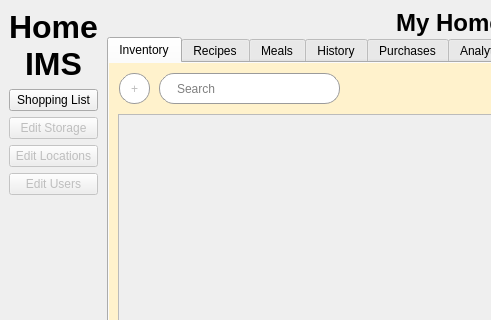
First picture: the form in home_ims/src/view/ui/main.ui, repository isaac-ucalgary/CPSC471_Fall2024_GroupProject, before the edit; both pictures show x 0 to 491 and y 0 to 320 of the 873 by 761 pixel window.
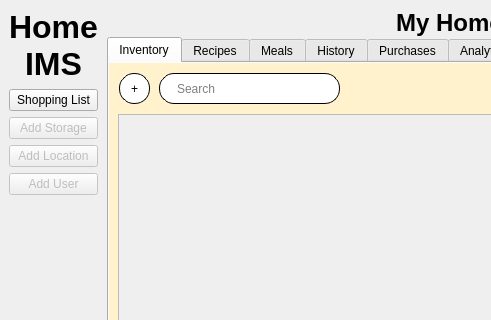
Second picture: the form after the edit.

```diff
--- a/home_ims/src/view/ui/main.ui
+++ b/home_ims/src/view/ui/main.ui
@@ -52,7 +52,7 @@
             <bool>false</bool>
            </property>
            <property name="text">
-            <string>Edit Storage</string>
+            <string>Add Storage</string>
            </property>
           </widget>
          </item>
@@ -62,7 +62,7 @@
             <bool>false</bool>
            </property>
            <property name="text">
-            <string>Edit Locations</string>
+            <string>Add Location</string>
            </property>
           </widget>
          </item>
@@ -72,7 +72,7 @@
             <bool>false</bool>
            </property>
            <property name="text">
-            <string>Edit Users</string>
+            <string>Add User</string>
            </property>
           </widget>
          </item>
@@ -153,7 +153,7 @@
           </property>
           <widget class="QWidget" name="inventoryTab">
            <property name="enabled">
-            <bool>false</bool>
+            <bool>true</bool>
            </property>
            <property name="styleSheet">
             <string notr="true">#inventoryTab {
```
Left out of the diff: 20 changed lines with no effect on the pictures.
